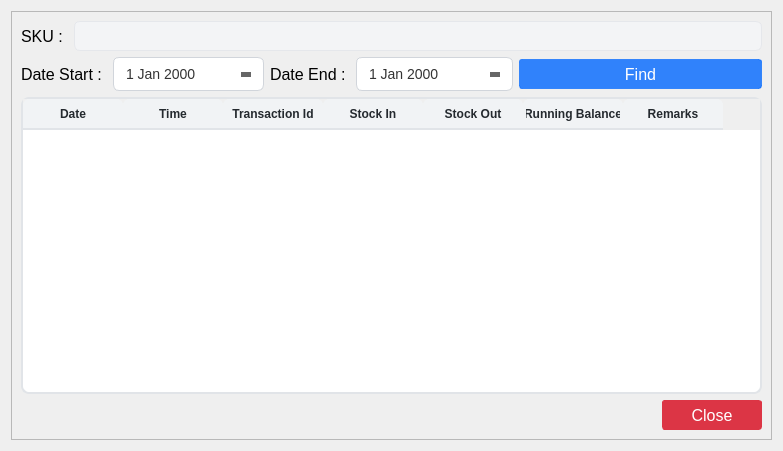
Above: ui/stock_card_dialog.ui from michael-halim/pos before the change. Below: the same form after it.
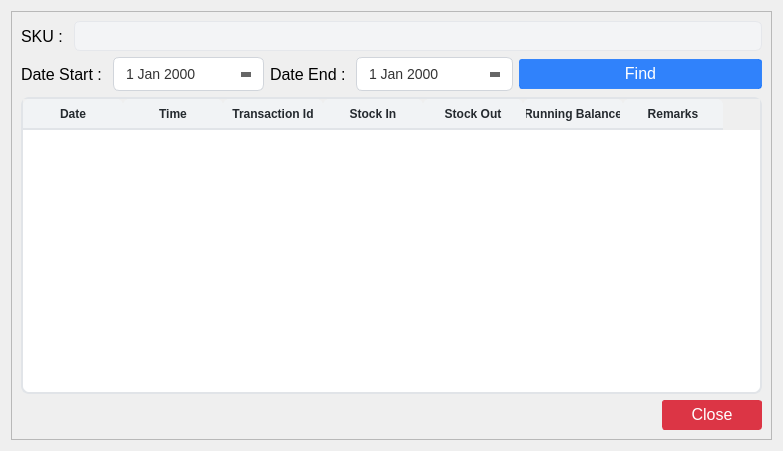
That is the form after the change. Icons and pictures are not drawn.

Commit message: Patch#37: Added Logs - Added Logs for Products - Added Logs for Suppliers - Added Logs for Categories - Added Logs for Transactions - Added Logs for Users - Added or Update Icon Size

Patch:
```diff
--- a/ui/stock_card_dialog.ui
+++ b/ui/stock_card_dialog.ui
@@ -268,6 +268,7 @@
     border-radius: 3px;
     margin: 0.25rem;
 	opacity: 0.55;
+	padding-bottom:2px;
 
 }
 </string>
@@ -445,8 +446,8 @@
             </property>
             <property name="iconSize">
              <size>
-              <width>18</width>
-              <height>18</height>
+              <width>14</width>
+              <height>14</height>
              </size>
             </property>
            </widget>
@@ -683,6 +684,12 @@
              <iconset>
               <normaloff>../assets/close.png</normaloff>../assets/close.png</iconset>
             </property>
+            <property name="iconSize">
+             <size>
+              <width>12</width>
+              <height>12</height>
+             </size>
+            </property>
            </widget>
           </item>
          </layout>
```
The commit also changes 32 other files.
